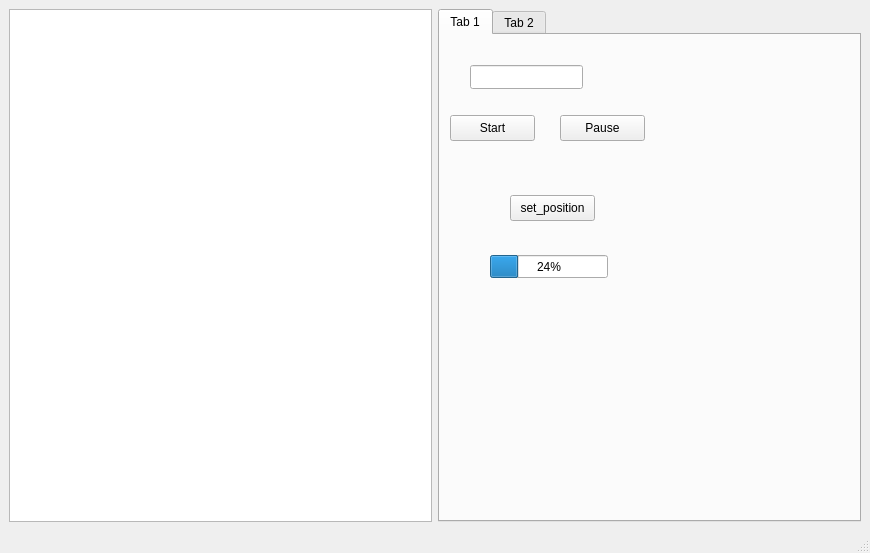
First picture: the form in qt_ui/MainWindow.ui, repository paaila/Python-Audio-Crop, before the edit.
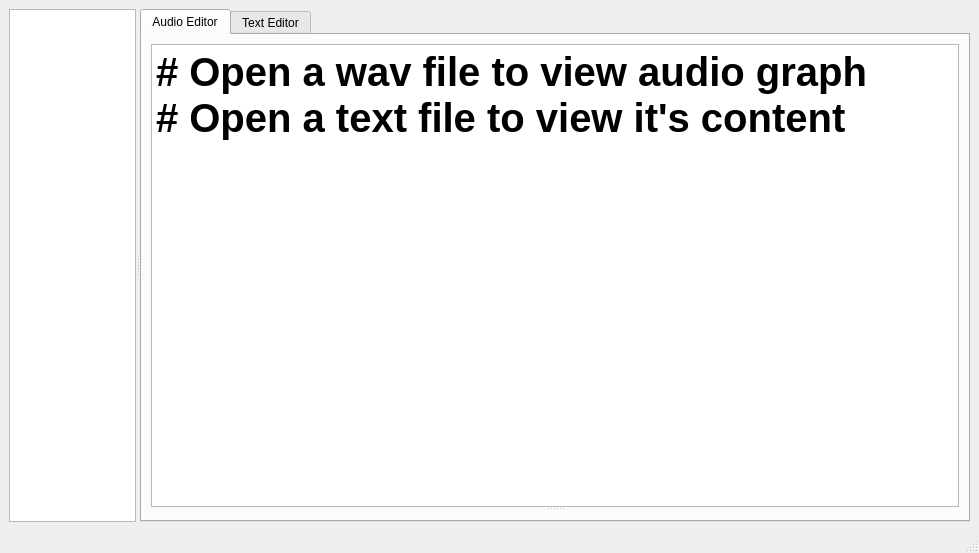
Second picture: the form after the edit.

Patch:
```diff
--- a/qt_ui/MainWindow.ui
+++ b/qt_ui/MainWindow.ui
@@ -6,7 +6,7 @@
    <rect>
     <x>0</x>
     <y>0</y>
-    <width>870</width>
+    <width>979</width>
     <height>553</height>
    </rect>
   </property>
@@ -16,84 +16,92 @@
   <widget class="QWidget" name="centralwidget">
    <layout class="QHBoxLayout" name="horizontalLayout">
     <item>
-     <widget class="QListView" name="file_list"/>
-    </item>
-    <item>
-     <widget class="QTabWidget" name="widget_tab">
-      <property name="currentIndex">
-       <number>0</number>
+     <widget class="QSplitter" name="horizontal_splitter">
+      <property name="orientation">
+       <enum>Qt::Horizontal</enum>
       </property>
-      <widget class="QWidget" name="tab">
-       <attribute name="title">
-        <string>Tab 1</string>
-       </attribute>
-       <widget class="QPushButton" name="button_record">
-        <property name="geometry">
-         <rect>
-          <x>10</x>
-          <y>80</y>
-          <width>85</width>
-          <height>26</height>
-         </rect>
-        </property>
-        <property name="text">
-         <string>Start</string>
-        </property>
-       </widget>
-       <widget class="QPushButton" name="button_pause">
-        <property name="geometry">
-         <rect>
-          <x>120</x>
-          <y>80</y>
-          <width>85</width>
-          <height>26</height>
-         </rect>
-        </property>
-        <property name="text">
-         <string>Pause</string>
-        </property>
-       </widget>
-       <widget class="QPushButton" name="button_seek">
-        <property name="geometry">
-         <rect>
-          <x>70</x>
-          <y>160</y>
-          <width>85</width>
-          <height>26</height>
-         </rect>
-        </property>
-        <property name="text">
-         <string>set_position</string>
-        </property>
-       </widget>
-       <widget class="QLineEdit" name="input_seek">
-        <property name="geometry">
-         <rect>
-          <x>30</x>
-          <y>30</y>
-          <width>113</width>
-          <height>24</height>
-         </rect>
-        </property>
-       </widget>
-       <widget class="QProgressBar" name="progressBar">
-        <property name="geometry">
-         <rect>
-          <x>50</x>
-          <y>220</y>
-          <width>118</width>
-          <height>23</height>
-         </rect>
-        </property>
-        <property name="value">
-         <number>24</number>
-        </property>
-       </widget>
+      <widget class="QTreeView" name="directory_view">
+       <property name="sizePolicy">
+        <sizepolicy hsizetype="Expanding" vsizetype="MinimumExpanding">
+         <horstretch>1</horstretch>
+         <verstretch>0</verstretch>
+        </sizepolicy>
+       </property>
       </widget>
-      <widget class="QWidget" name="tab_2">
-       <attribute name="title">
-        <string>Tab 2</string>
-       </attribute>
+      <widget class="QTabWidget" name="widget_tab">
+       <property name="sizePolicy">
+        <sizepolicy hsizetype="Expanding" vsizetype="Expanding">
+         <horstretch>6</horstretch>
+         <verstretch>0</verstretch>
+        </sizepolicy>
+       </property>
+       <property name="focusPolicy">
+        <enum>Qt::NoFocus</enum>
+       </property>
+       <property name="currentIndex">
+        <number>0</number>
+       </property>
+       <widget class="QWidget" name="tab">
+        <attribute name="title">
+         <string>Audio Editor</string>
+        </attribute>
+        <layout class="QVBoxLayout" name="verticalLayout_2">
+         <item>
+          <widget class="QSplitter" name="vertical_splitter">
+           <property name="orientation">
+            <enum>Qt::Vertical</enum>
+           </property>
+           <widget class="QTextBrowser" name="text_browser">
+            <property name="sizePolicy">
+             <sizepolicy hsizetype="Expanding" vsizetype="Expanding">
+              <horstretch>0</horstretch>
+              <verstretch>5</verstretch>
+             </sizepolicy>
+            </property>
+            <property name="font">
+             <font>
+              <pointsize>30</pointsize>
+             </font>
+            </property>
+            <property name="html">
+             <string>&lt;!DOCTYPE HTML PUBLIC &quot;-//W3C//DTD HTML 4.0//EN&quot; &quot;http://www.w3.org/TR/REC-html40/strict.dtd&quot;&gt;
+&lt;html&gt;&lt;head&gt;&lt;meta name=&quot;qrichtext&quot; content=&quot;1&quot; /&gt;&lt;style type=&quot;text/css&quot;&gt;
+p, li { white-space: pre-wrap; }
+&lt;/style&gt;&lt;/head&gt;&lt;body style=&quot; font-family:'aakar'; font-size:30pt; font-weight:456; font-style:normal;&quot;&gt;
+&lt;p style=&quot; margin-top:12px; margin-bottom:0px; margin-left:0px; margin-right:0px; -qt-block-indent:0; text-indent:0px;&quot;&gt;&lt;span style=&quot; font-weight:600;&quot;&gt;# Open a wav file to view audio graph&lt;/span&gt;&lt;/p&gt;
+&lt;p style=&quot; margin-top:0px; margin-bottom:0px; margin-left:0px; margin-right:0px; -qt-block-indent:0; text-indent:0px;&quot;&gt;&lt;span style=&quot; font-weight:600;&quot;&gt;# Open a text file to view it's content&lt;/span&gt;&lt;/p&gt;&lt;/body&gt;&lt;/html&gt;</string>
+            </property>
+           </widget>
+           <widget class="QWidget" name="graph_widget" native="true">
+            <property name="sizePolicy">
+             <sizepolicy hsizetype="Expanding" vsizetype="Expanding">
+              <horstretch>0</horstretch>
+              <verstretch>1</verstretch>
+             </sizepolicy>
+            </property>
+            <layout class="QHBoxLayout" name="horizontalLayout_2"/>
+           </widget>
+          </widget>
+         </item>
+        </layout>
+       </widget>
+       <widget class="QWidget" name="tab_2">
+        <attribute name="title">
+         <string>Text Editor</string>
+        </attribute>
+        <layout class="QVBoxLayout" name="verticalLayout">
+         <item>
+          <widget class="QPlainTextEdit" name="text_edit">
+           <property name="enabled">
+            <bool>true</bool>
+           </property>
+           <property name="readOnly">
+            <bool>false</bool>
+           </property>
+          </widget>
+         </item>
+        </layout>
+       </widget>
       </widget>
      </widget>
     </item>
```
Left out of the diff: 56 changed lines with no effect on the pictures.
